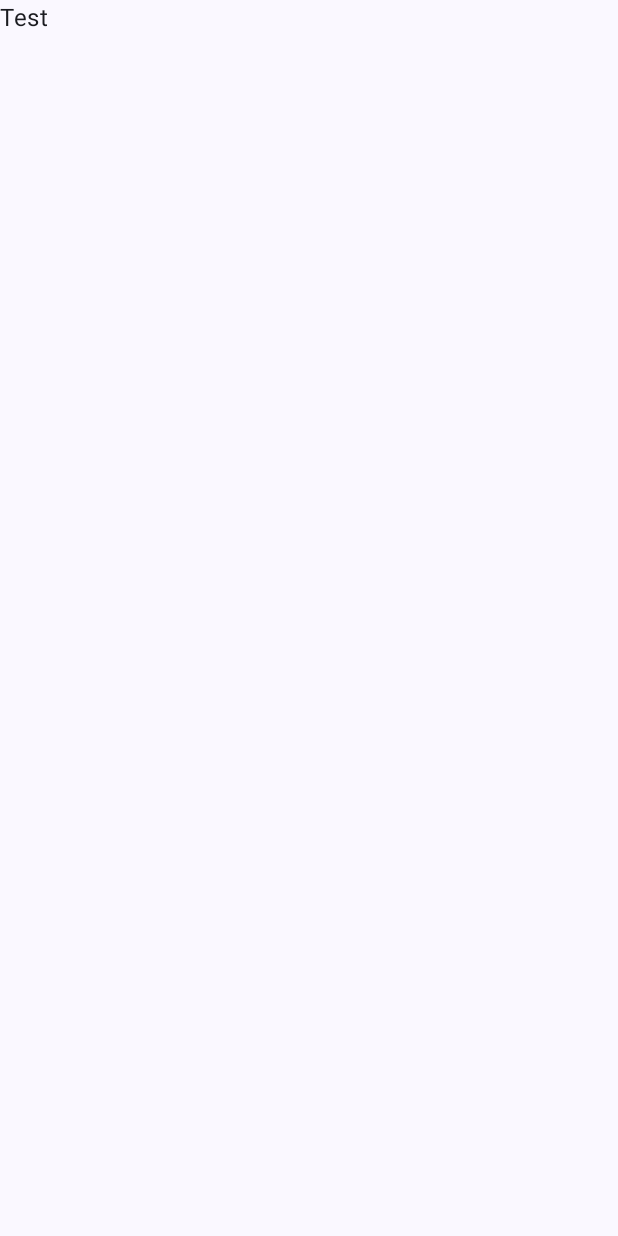
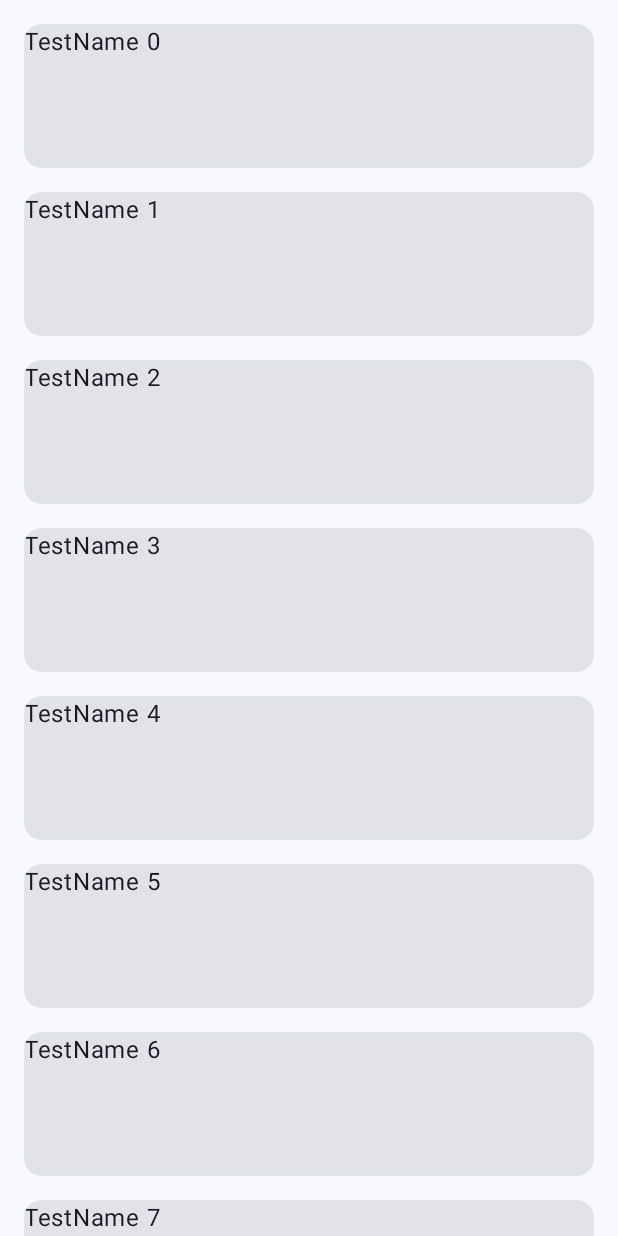
Before and after one commit to ChrisCrisis/starwars-example-app, an Android app built with Jetpack Compose: the screen it shows after launch (MainActivity), on a phone screen of 412 x 824 dp. Before the commit the screen is almost empty. Run offline under Robolectric (Android 15) with nearby library versions, the phone set to English and light mode, and no system bars; our stand-ins replace Dagger/Hilt's generated code.

Commit message:
add basic ship list

```diff
--- a/app/build.gradle
+++ b/app/build.gradle
@@ -76,6 +76,8 @@ dependencies {
     implementation 'androidx.hilt:hilt-navigation-compose:1.0.0'
     kapt 'com.google.dagger:hilt-compiler:2.47'
 
+    // Retrofit
+    implementation 'com.squareup.retrofit2:retrofit:2.9.0'
 }
 
 kapt {
--- a/app/src/main/java/dev/glimmr/starwarssample/ui/screen/home/HomeScreen.kt
+++ b/app/src/main/java/dev/glimmr/starwarssample/ui/screen/home/HomeScreen.kt
@@ -1,37 +1,114 @@
 package dev.glimmr.starwarssample.ui.screen.home
 
-import androidx.compose.foundation.layout.Box
+import android.annotation.SuppressLint
+import androidx.compose.foundation.layout.Arrangement
+import androidx.compose.foundation.layout.Column
+import androidx.compose.foundation.layout.PaddingValues
+import androidx.compose.foundation.layout.fillMaxWidth
 import androidx.compose.foundation.layout.padding
+import androidx.compose.foundation.lazy.LazyColumn
+import androidx.compose.foundation.lazy.items
+import androidx.compose.material3.Card
 import androidx.compose.material3.Scaffold
 import androidx.compose.material3.Text
 import androidx.compose.runtime.Composable
+import androidx.compose.runtime.State
+import androidx.compose.runtime.mutableStateOf
+import androidx.compose.ui.Alignment
 import androidx.compose.ui.Modifier
 import androidx.compose.ui.tooling.preview.Preview
+import androidx.compose.ui.unit.dp
 import androidx.hilt.navigation.compose.hiltViewModel
+import dev.glimmr.starwarssample.data.model.Starship
 import dev.glimmr.starwarssample.ui.theme.StarWarsSampleTheme
 
 @Composable
 fun HomeScreen(
     viewModel: HomeViewModel = hiltViewModel()
 ) {
-    HomeScreenContent()
+    HomeScreenContent(
+        homeScreenState = viewModel.getUiState()
+    )
 }
 
 @Composable
-fun HomeScreenContent() {
-    Scaffold {
-        Box(modifier = Modifier.padding(it)){
-            Text(text = "Test")
+fun HomeScreenContent(
+    homeScreenState: State<HomeScreenState>
+) {
+    val uiState = homeScreenState.value
+    Scaffold { paddingValues ->
+        Column(
+            modifier = Modifier
+                .padding(paddingValues)
+                .fillMaxWidth(),
+//                .verticalScroll(rememberScrollState()),
+            horizontalAlignment = Alignment.CenterHorizontally
+        ) {
+            when(uiState) {
+                is HomeScreenState.Loading -> Text(text = "loading")
+                is HomeScreenState.Ready -> StarshipList(
+                    starships = uiState.starships
+                )
+            }
         }
     }
 }
 
+@Composable
+fun StarshipList(
+    starships: List<Starship>,
+    modifier: Modifier = Modifier,
+) {
+    LazyColumn (
+        verticalArrangement = Arrangement.spacedBy(16.dp),
+        contentPadding = PaddingValues(all = 16.dp),
+        modifier = modifier
+    ){
+        items(starships) {starship ->
+            StarshipCard(ship = starship)
+        }
+    }
+}
+
+@Composable
+fun StarshipCard(
+    ship: Starship,
+    modifier: Modifier =  Modifier
+) {
+    Card(
+        modifier = modifier.fillMaxWidth()
+    ) {
+        Text(text = ship.name)
+        Text(text = ship.model)
+        Text(text = ship.starshipClass)
+        Text(text = ship.manufacturer)
+    }
+}
+
 //region Previews
+@SuppressLint("UnrememberedMutableState")
 @Preview(showBackground = true, showSystemUi = true)
 @Composable
 fun HomeScreenContentPreview() {
     StarWarsSampleTheme {
-        HomeScreenContent()
+        HomeScreenContent(
+            homeScreenState = mutableStateOf(
+                HomeScreenState.Ready(
+                    starships = emptyList()
+                )
+            )
+        )
+    }
+}
+
+@SuppressLint("UnrememberedMutableState")
+@Preview(showBackground = true, showSystemUi = true)
+@Composable
+fun HomeScreenContentPreviewLoading() {
+    StarWarsSampleTheme {
+        HomeScreenContent(
+            homeScreenState = mutableStateOf(HomeScreenState.Loading)
+        )
     }
 }
 //endregion
--- a/app/src/main/java/dev/glimmr/starwarssample/ui/screen/home/HomeViewModel.kt
+++ b/app/src/main/java/dev/glimmr/starwarssample/ui/screen/home/HomeViewModel.kt
@@ -1,6 +1,44 @@
 package dev.glimmr.starwarssample.ui.screen.home
 
+import androidx.compose.runtime.MutableState
+import androidx.compose.runtime.State
+import androidx.compose.runtime.mutableStateOf
 import androidx.lifecycle.ViewModel
+import androidx.lifecycle.viewModelScope
+import dev.glimmr.starwarssample.data.model.Starship
+import kotlinx.coroutines.delay
+import kotlinx.coroutines.launch
 
 class HomeViewModel: ViewModel() {
+    private var uiState: MutableState<HomeScreenState> = mutableStateOf(HomeScreenState.Loading)
+
+    fun getUiState(): State<HomeScreenState>{
+        viewModelScope.launch {
+            delay(5000)
+            val newState = HomeScreenState.Ready(
+                List(size = 100){
+                    (
+                        Starship(
+                            "TestName $it",
+                            "",
+                            "",
+                            "",
+                            "",
+                            "",
+                        )
+                    )
+                }
+            )
+            uiState.value = newState
+        }
+
+        return uiState
+    }
 }
+
+sealed class HomeScreenState {
+    object Loading: HomeScreenState()
+    class Ready(
+        val starships: List<Starship>
+    ): HomeScreenState()
+}
```
